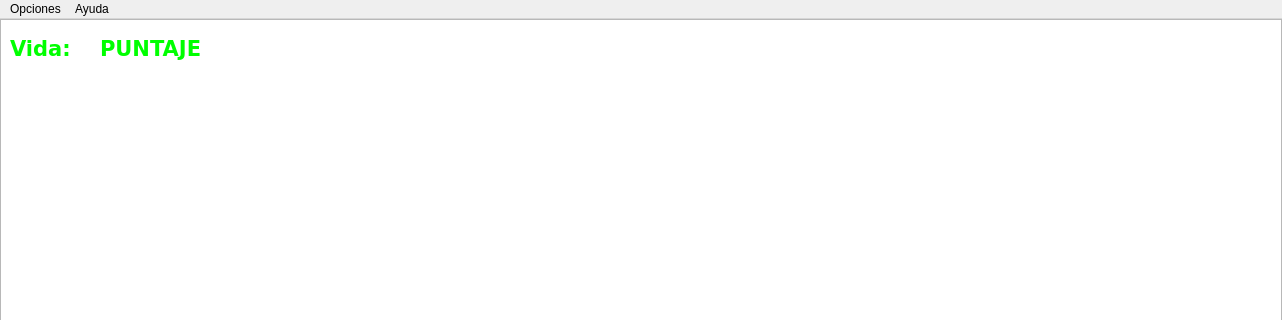
Old version of the form oneplayer.ui in the repository walter-agf/videojuego; both pictures show x 0 to 1282 and y 0 to 320 of the 1282 by 780 pixel window.
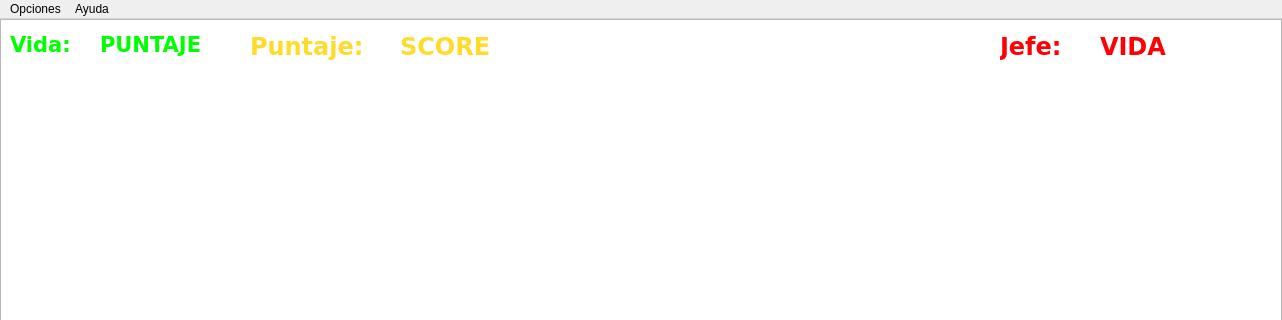
New version of the form.

What changed in the file:
```diff
--- a/oneplayer.ui
+++ b/oneplayer.ui
@@ -53,8 +53,8 @@
      <rect>
       <x>100</x>
       <y>10</y>
-      <width>150</width>
-      <height>40</height>
+      <width>137</width>
+      <height>32</height>
      </rect>
     </property>
     <property name="font">
@@ -82,8 +82,8 @@
      <rect>
       <x>10</x>
       <y>10</y>
-      <width>91</width>
-      <height>40</height>
+      <width>87</width>
+      <height>32</height>
      </rect>
     </property>
     <property name="font">
@@ -106,6 +106,122 @@
      <string>&lt;html&gt;&lt;head/&gt;&lt;body&gt;&lt;p&gt;&lt;span style=&quot; font-size:16pt; font-weight:600; color:#00ff00;&quot;&gt;Vida: &lt;/span&gt;&lt;/p&gt;&lt;/body&gt;&lt;/html&gt;</string>
     </property>
    </widget>
+   <widget class="QLabel" name="name_2">
+    <property name="geometry">
+     <rect>
+      <x>250</x>
+      <y>10</y>
+      <width>142</width>
+      <height>36</height>
+     </rect>
+    </property>
+    <property name="font">
+     <font>
+      <family>Verdana</family>
+      <pointsize>18</pointsize>
+      <weight>9</weight>
+      <italic>false</italic>
+      <bold>false</bold>
+     </font>
+    </property>
+    <property name="mouseTracking">
+     <bool>true</bool>
+    </property>
+    <property name="styleSheet">
+     <string notr="true">font: 75 18pt 'Verdana';
+color: rgb(0, 255, 0);</string>
+    </property>
+    <property name="text">
+     <string>&lt;html&gt;&lt;head/&gt;&lt;body&gt;&lt;p&gt;&lt;span style=&quot; font-weight:600; color:#ffdc2c;&quot;&gt;Puntaje:&lt;/span&gt;&lt;/p&gt;&lt;/body&gt;&lt;/html&gt;</string>
+    </property>
+   </widget>
+   <widget class="QLabel" name="puntuacion">
+    <property name="geometry">
+     <rect>
+      <x>400</x>
+      <y>10</y>
+      <width>113</width>
+      <height>36</height>
+     </rect>
+    </property>
+    <property name="font">
+     <font>
+      <family>Verdana</family>
+      <pointsize>18</pointsize>
+      <weight>9</weight>
+      <italic>false</italic>
+      <bold>false</bold>
+     </font>
+    </property>
+    <property name="mouseTracking">
+     <bool>true</bool>
+    </property>
+    <property name="styleSheet">
+     <string notr="true">font: 75 18pt 'Verdana';
+color: rgb(255, 220, 44);</string>
+    </property>
+    <property name="text">
+     <string>&lt;html&gt;&lt;head/&gt;&lt;body&gt;&lt;p&gt;&lt;span style=&quot; font-weight:600; color:#ffdc2c;&quot;&gt;SCORE&lt;/span&gt;&lt;/p&gt;&lt;/body&gt;&lt;/html&gt;</string>
+    </property>
+   </widget>
+   <widget class="QLabel" name="name_3">
+    <property name="geometry">
+     <rect>
+      <x>1000</x>
+      <y>10</y>
+      <width>142</width>
+      <height>36</height>
+     </rect>
+    </property>
+    <property name="font">
+     <font>
+      <family>Verdana</family>
+      <pointsize>18</pointsize>
+      <weight>9</weight>
+      <italic>false</italic>
+      <bold>false</bold>
+     </font>
+    </property>
+    <property name="mouseTracking">
+     <bool>true</bool>
+    </property>
+    <property name="styleSheet">
+     <string notr="true">font: 75 18pt 'Verdana';
+color: rgb(255, 0, 4);</string>
+    </property>
+    <property name="text">
+     <string>&lt;html&gt;&lt;head/&gt;&lt;body&gt;&lt;p&gt;&lt;span style=&quot; font-weight:600; color:#ff0004;&quot;&gt;Jefe:&lt;/span&gt;&lt;/p&gt;&lt;/body&gt;&lt;/html&gt;</string>
+    </property>
+   </widget>
+   <widget class="QLabel" name="vida_jefe">
+    <property name="geometry">
+     <rect>
+      <x>1100</x>
+      <y>10</y>
+      <width>113</width>
+      <height>36</height>
+     </rect>
+    </property>
+    <property name="font">
+     <font>
+      <family>Verdana</family>
+      <pointsize>18</pointsize>
+      <weight>9</weight>
+      <italic>false</italic>
+      <bold>false</bold>
+     </font>
+    </property>
+    <property name="mouseTracking">
+     <bool>true</bool>
+    </property>
+    <property name="styleSheet">
+     <string notr="true">font: 75 18pt 'Verdana';
+color: rgb(255, 0, 4);</string>
+    </property>
+    <property name="text">
+     <string>&lt;html&gt;&lt;head/&gt;&lt;body&gt;&lt;p&gt;&lt;span style=&quot; font-weight:600; color:#ff0004;&quot;&gt;VIDA&lt;/span&gt;&lt;/p&gt;&lt;/body&gt;&lt;/html&gt;</string>
+    </property>
+   </widget>
   </widget>
   <widget class="QMenuBar" name="menubar">
    <property name="geometry">
```
